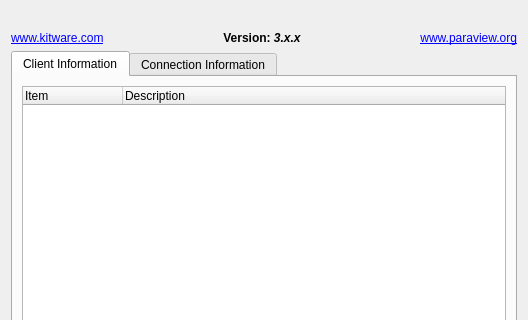
Old version of the form Qt/Components/Resources/UI/pqAboutDialog.ui in the repository vbnhfylbh/ParaView; both pictures show x 0 to 528 and y 0 to 320 of the 528 by 726 pixel window.
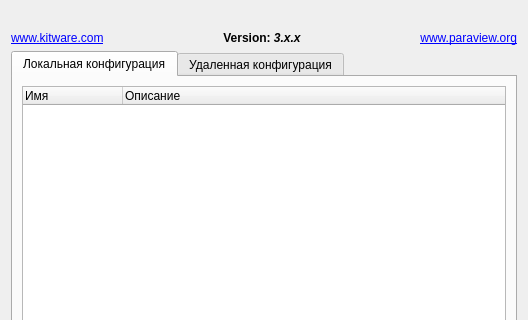
New version of the form. Icons and pictures are not drawn.

Patch:
```diff
--- a/Qt/Components/Resources/UI/pqAboutDialog.ui
+++ b/Qt/Components/Resources/UI/pqAboutDialog.ui
@@ -80,7 +80,7 @@
      </property>
      <widget class="QWidget" name="tabClient">
       <attribute name="title">
-       <string>Client Information</string>
+       <string>Локальная конфигурация</string>
       </attribute>
       <layout class="QVBoxLayout">
        <property name="spacing">
@@ -99,12 +99,12 @@
          </property>
          <column>
           <property name="text">
-           <string>Item</string>
+           <string>Имя</string>
           </property>
          </column>
          <column>
           <property name="text">
-           <string>Description</string>
+           <string>Описание</string>
           </property>
          </column>
         </widget>
@@ -113,7 +113,7 @@
      </widget>
      <widget class="QWidget" name="tabServer">
       <attribute name="title">
-       <string>Connection Information</string>
+       <string>Удаленная конфигурация</string>
       </attribute>
       <layout class="QGridLayout">
        <property name="margin">
```
Left out of the diff: 6 changed lines with no effect on the pictures.
